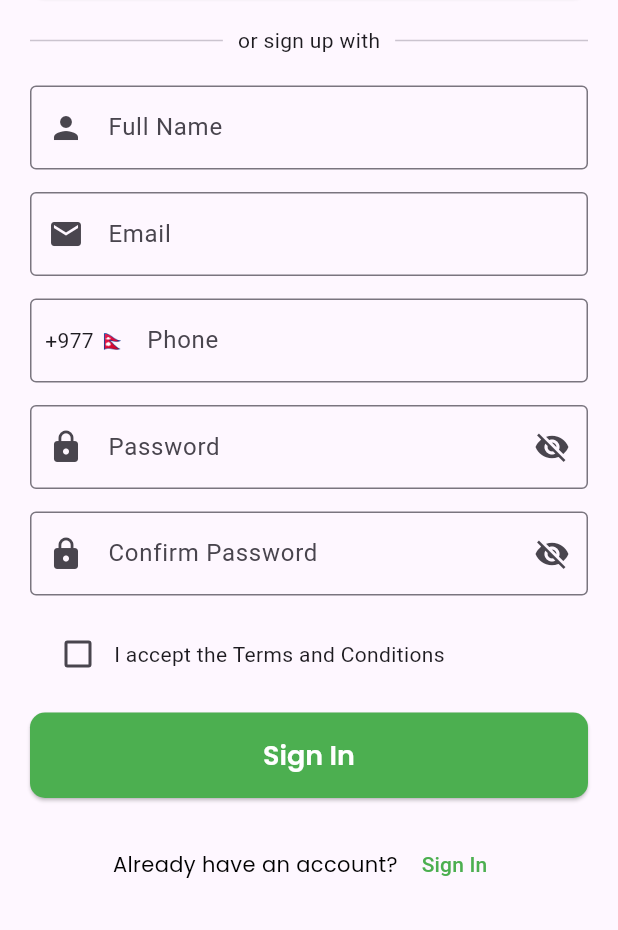
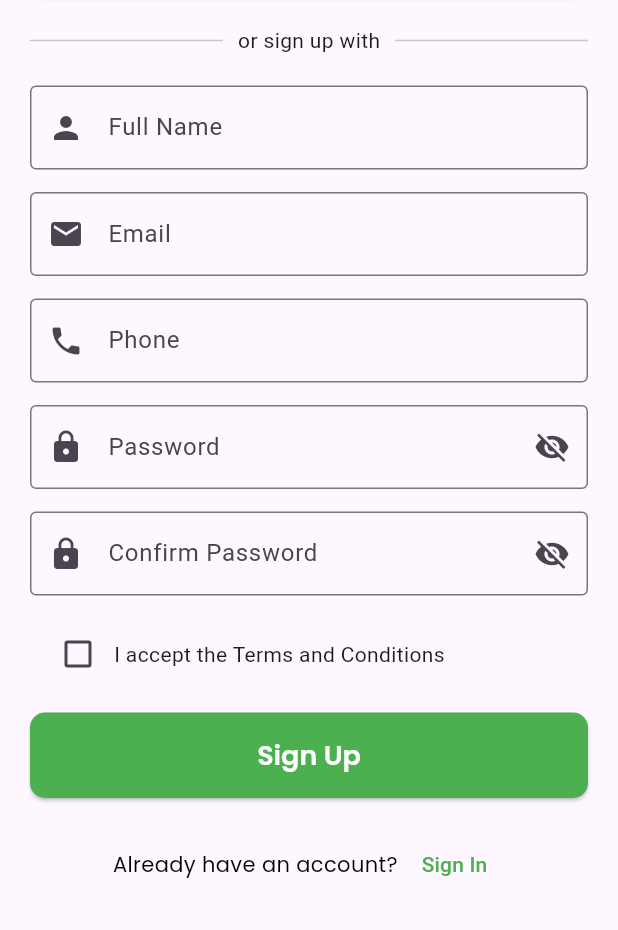
Before and after one commit to artha-cashcare/cashcare, a Flutter app: the SignupPage screen opened directly, scrolled down 113 dp, on a phone screen of 412 x 824 dp, the part 306-1236 px from its top. Run offline on Flutter 3.47's test engine with Material 3 defaults, Android fonts, the light colour scheme and no system bars; our stand-ins replace flutter_iconly, flutter_secure_storage; accounts and stored records are empty.

Commit message:
token based auth api integration completed

```diff
--- a/lib/auth/signup_screen.dart
+++ b/lib/auth/signup_screen.dart
@@ -1,8 +1,9 @@
 import 'package:cashcare/auth/login_screen.dart';
+import 'package:cashcare/services/auth_service.dart';
 import 'package:flutter/material.dart';
 
 class SignupPage extends StatefulWidget {
-  SignupPage({super.key});
+  const SignupPage({super.key});
 
   @override
   State<SignupPage> createState() => _SignupPageState();
@@ -10,73 +11,121 @@ class SignupPage extends StatefulWidget {
 
 class _SignupPageState extends State<SignupPage> {
   final _formKey = GlobalKey<FormState>();
-
   bool _termsAccepted = false;
   bool _showTermsError = false;
-
   bool _obscurePassword = true;
   bool _obscureConfirmPassword = true;
 
-  final _passwordController = TextEditingController();
-  final _confirmPasswordController = TextEditingController();
+  final TextEditingController nameController = TextEditingController();
+  final TextEditingController emailController = TextEditingController();
+  final TextEditingController phoneController = TextEditingController();
+  final TextEditingController passwordController = TextEditingController();
+  final TextEditingController confirmPasswordController = TextEditingController();
 
-  void _submit() {
+  final AuthService authService = AuthService();
+
+  bool isLoading = false;
+  void _submit() async {
     final isFormValid = _formKey.currentState!.validate();
 
     if (isFormValid && _termsAccepted) {
       setState(() {
-        _showTermsError = !_termsAccepted;
+        _showTermsError = false;
+        isLoading = true;
       });
-      _formKey.currentState!.save();
-      print("Signup successful!");
+
+      try {
+        await authService.register(
+          email: emailController.text,
+          password: passwordController.text,
+          firstName: nameController.text.split(" ")[0],
+          lastName: nameController.text.split(" ").last,
+          phoneNumber: phoneController.text,
+        );
+
+        if (!mounted) return;
+        Navigator.pushReplacement(
+          context,
+          MaterialPageRoute(builder: (context) => const LoginPage()),
+        );
+      } catch (e) {
+        if (!mounted) return;
+        String errorMessage = 'Registration failed';
+
+        // Extract the actual error message from the exception
+        if (e.toString().contains('custom user with this email already exists.')) {
+          errorMessage = 'This email is already registered.';
+        } else if (e.toString().contains('Network error')) {
+          errorMessage = 'Network error. Please check your internet connection.';
+        } else {
+          errorMessage = e.toString().replaceFirst('Exception: ', '');
+        }
+print(errorMessage);
+        showDialog(
+          context: context,
+          builder: (context) => AlertDialog(
+            title: const Text('Registration Error'),
+            content: Text(errorMessage),
+            actions: [
+              TextButton(
+                onPressed: () => Navigator.pop(context),
+                child: const Text('OK'),
+              ),
+            ],
+          ),
+        );
+      } finally {
+        if (mounted) setState(() => isLoading = false);
+      }
     } else {
+      setState(() => _showTermsError = !_termsAccepted);
       ScaffoldMessenger.of(context).showSnackBar(
-        SnackBar(
-          content: Text("Please complete the form and accept the terms."),
+        const SnackBar(
+          content: Text("Please complete all fields and accept the terms."),
+          duration: Duration(seconds: 2),
         ),
       );
     }
   }
+
 
   @override
   Widget build(BuildContext context) {
     return Scaffold(
       body: SafeArea(
         child: SingleChildScrollView(
-          padding: EdgeInsets.all(20),
+          padding: const EdgeInsets.all(20),
           child: Column(
             crossAxisAlignment: CrossAxisAlignment.center,
             children: [
-              SizedBox(height: 10),
+              const SizedBox(height: 10),
               Image.asset('assets/images/logo.png', height: 130),
-              SizedBox(height: 10),
-              Text(
+              const SizedBox(height: 10),
+              const Text(
                 "Welcome to CashCare",
                 style: TextStyle(fontSize: 22, fontWeight: FontWeight.bold),
               ),
-              SizedBox(height: 10),
-              Text(
+              const SizedBox(height: 10),
+              const Text(
                 "Stay on top of your income and expenses.",
                 style: TextStyle(fontSize: 16, color: Colors.grey),
               ),
-              SizedBox(height: 30),
+              const SizedBox(height: 30),
               ElevatedButton.icon(
                 onPressed: () {},
                 icon: Image.asset('assets/images/google_logo.jpg', height: 24),
-                label: Text("Sign up with Google"),
+                label: const Text("Sign up with Google"),
                 style: ElevatedButton.styleFrom(
-                  shape: RoundedRectangleBorder(
-                    borderRadius: BorderRadius.circular(10),
-                  ),
+                  shape: RoundedRectangleBorder(borderRadius: BorderRadius.circular(10)),
                   backgroundColor: Colors.white,
                   foregroundColor: Colors.black87,
-                  minimumSize: Size(double.infinity, 50),
-                  side: BorderSide(color: Colors.grey),
+                  minimumSize: const Size(double.infinity, 50),
+                  side: const BorderSide(color: Colors.grey),
                 ),
               ),
-              SizedBox(height: 20),
+              const SizedBox(height: 20),
               Row(
-                children: [
+                children: const [
                   Expanded(child: Divider(thickness: 1)),
                   Padding(
                     padding: EdgeInsets.symmetric(horizontal: 10),
@@ -85,23 +134,24 @@ class _SignupPageState extends State<SignupPage> {
                   Expanded(child: Divider(thickness: 1)),
                 ],
               ),
-              SizedBox(height: 20),
+              const SizedBox(height: 20),
               Form(
                 key: _formKey,
                 child: Column(
                   children: [
                     TextFormField(
-                      decoration: InputDecoration(
+                      controller: nameController,
+                      decoration: const InputDecoration(
                         labelText: 'Full Name',
                         prefixIcon: Icon(Icons.person),
                         border: OutlineInputBorder(),
                       ),
-                      validator:
-                          (value) => value!.isEmpty ? 'Enter your name' : null,
+                      validator: (value) => value!.isEmpty ? 'Enter your name' : null,
                     ),
-                    SizedBox(height: 15),
+                    const SizedBox(height: 15),
                     TextFormField(
-                      decoration: InputDecoration(
+                      controller: emailController,
+                      decoration: const InputDecoration(
                         labelText: 'Email',
                         prefixIcon: Icon(Icons.email),
                         border: OutlineInputBorder(),
@@ -114,36 +164,26 @@ class _SignupPageState extends State<SignupPage> {
                         return null;
                       },
                     ),
-                    SizedBox(height: 15),
+                    const SizedBox(height: 15),
                     TextFormField(
-                      decoration: InputDecoration(
+                      controller: phoneController,
+                      decoration: const InputDecoration(
                         labelText: 'Phone',
-                        prefixIcon: Row(
-                          mainAxisSize: MainAxisSize.min,
-                          children: [
-                            SizedBox(width: 10),
-                            Text('+977 🇳🇵'),
-                            SizedBox(width: 10),
-                          ],
-                        ),
+                        prefixIcon: Icon(Icons.phone),
                         border: OutlineInputBorder(),
                       ),
-                      validator:
-                          (value) =>
-                              value!.isEmpty ? 'Enter phone number' : null,
+                      validator: (value) => value!.isEmpty ? 'Enter phone number' : null,
                     ),
-                    SizedBox(height: 15),
+                    const SizedBox(height: 15),
                     TextFormField(
-                      controller: _passwordController,
+                      controller: passwordController,
                       obscureText: _obscurePassword,
                       decoration: InputDecoration(
                         labelText: 'Password',
-                        prefixIcon: Icon(Icons.lock),
+                        prefixIcon: const Icon(Icons.lock),
                         suffixIcon: IconButton(
                           icon: Icon(
-                            _obscurePassword
-                                ? Icons.visibility_off
-                                : Icons.visibility,
+                            _obscurePassword ? Icons.visibility_off : Icons.visibility,
                           ),
                           onPressed: () {
                             setState(() {
@@ -151,54 +191,40 @@ class _SignupPageState extends State<SignupPage> {
                             });
                           },
                         ),
-                        border: OutlineInputBorder(),
+                        border: const OutlineInputBorder(),
                       ),
-                      validator:
-                          (value) =>
-                              value!.length < 6
-                                  ? 'Password must be at least 6 characters'
-                                  : null,
+                      validator: (value) => value!.length < 6 ? 'Password must be at least 6 characters' : null,
                     ),
-                    SizedBox(height: 15),
+                    const SizedBox(height: 15),
                     TextFormField(
-                      controller: _confirmPasswordController,
+                      controller: confirmPasswordController,
                       obscureText: _obscureConfirmPassword,
                       decoration: InputDecoration(
                         labelText: 'Confirm Password',
-                        prefixIcon: Icon(Icons.lock),
+                        prefixIcon: const Icon(Icons.lock),
                         suffixIcon: IconButton(
                           icon: Icon(
-                            _obscureConfirmPassword
-                                ? Icons.visibility_off
-                                : Icons.visibility,
+                            _obscureConfirmPassword ? Icons.visibility_off : Icons.visibility,
                           ),
                           onPressed: () {
                             setState(() {
-                              _obscureConfirmPassword =
-                                  !_obscureConfirmPassword;
+                              _obscureConfirmPassword = !_obscureConfirmPassword;
                             });
                           },
                         ),
-                        border: OutlineInputBorder(),
+                        border: const OutlineInputBorder(),
                       ),
-                      validator:
-                          (value) =>
-                              value != _passwordController.text
-                                  ? 'Passwords do not match'
-                                  : null,
+                      validator: (value) => value != passwordController.text ? 'Passwords do not match' : null,
                     ),
-                    SizedBox(height: 15),
-
+                    const SizedBox(height: 15),
                     AnimatedContainer(
-                      duration: Duration(milliseconds: 300),
-                      padding: EdgeInsets.symmetric(horizontal: 8),
+                      duration: const Duration(milliseconds: 300),
+                      padding: const EdgeInsets.symmetric(horizontal: 8),
                       decoration: BoxDecoration(
-                        color:
-                            _showTermsError
-                                ? Colors.red.withOpacity(0.08)
-                                : Colors.transparent,
+                        color: _showTermsError ? Colors.red.withOpacity(0.08) : Colors.transparent,
                         borderRadius: BorderRadius.circular(5),
                       ),
+
                       child: Row(
                         children: [
                           Checkbox(
@@ -210,7 +236,7 @@ class _SignupPageState extends State<SignupPage> {
                               });
                             },
                           ),
-                          Expanded(
+                          const Expanded(
                             child: Text(
                               'I accept the Terms and Conditions',
                               style: TextStyle(fontSize: 14),
@@ -221,14 +247,10 @@ class _SignupPageState extends State<SignupPage> {
                     ),
                     if (_showTermsError)
                       Padding(
-                        padding: EdgeInsets.only(left: 12, top: 4),
+                        padding: const EdgeInsets.only(left: 12, top: 4),
                         child: Row(
-                          children: [
-                            Icon(
-                              Icons.error_outline,
-                              size: 16,
-                              color: Colors.red,
-                            ),
+                          children: const [
+                            Icon(Icons.error_outline, size: 16, color: Colors.red),
                             SizedBox(width: 4),
                             Text(
                               'Please accept the terms to continue.',
@@ -237,27 +259,24 @@ class _SignupPageState extends State<SignupPage> {
                           ],
                         ),
                       ),
-                    SizedBox(height: 15),
+                    const SizedBox(height: 15),
                     Container(
                       width: double.infinity,
                       child: ElevatedButton(
-                        onPressed: () {
-                          _submit();
-                        },
+                        onPressed: isLoading ? null : _submit,
                         style: ElevatedButton.styleFrom(
                           backgroundColor: Colors.green,
-                          padding: EdgeInsets.symmetric(
-                            horizontal: 50,
-                            vertical: 15,
-                          ),
-                          textStyle: TextStyle(fontSize: 18),
-                          minimumSize: Size(200, 50),
+                          padding: const EdgeInsets.symmetric(horizontal: 50, vertical: 15),
+                          textStyle: const TextStyle(fontSize: 18),
+                          minimumSize: const Size(200, 50),
                           shape: RoundedRectangleBorder(
                             borderRadius: BorderRadius.circular(10),
                           ),
                         ),
-                        child: Text(
-                          'Sign In',
+                        child: isLoading
+                            ? const CircularProgressIndicator(color: Colors.white)
+                            : const Text(
+                          'Sign Up',
                           style: TextStyle(
                             color: Colors.white,
                             fontFamily: 'Poppins',
@@ -269,11 +288,11 @@ class _SignupPageState extends State<SignupPage> {
                   ],
                 ),
               ),
-              SizedBox(height: 20),
+              const SizedBox(height: 20),
               Row(
                 mainAxisAlignment: MainAxisAlignment.center,
                 children: [
-                  Text(
+                  const Text(
                     "Already have an account? ",
                     style: TextStyle(
                       color: Colors.black,
@@ -285,13 +304,10 @@ class _SignupPageState extends State<SignupPage> {
                     onPressed: () {
                       Navigator.push(
                         context,
-                        MaterialPageRoute(builder: (builder) => LoginPage()),
+                        MaterialPageRoute(builder: (context) => const LoginPage()),
                       );
                     },
-                    child: Text(
-                      'Sign In',
-                      style: TextStyle(color: Colors.green),
-                    ),
+                    child: const Text('Sign In', style: TextStyle(color: Colors.green)),
                   ),
                 ],
               ),
--- a/lib/features/splash/splash_screen.dart
+++ b/lib/features/splash/splash_screen.dart
@@ -1,4 +1,5 @@
 import 'package:cashcare/auth/login_screen.dart';
+import 'package:cashcare/auth/signup_screen.dart';
 import 'package:flutter/material.dart';
 
 class SplashScreen extends StatelessWidget {
@@ -58,7 +59,7 @@ class SplashScreen extends StatelessWidget {
                 onPressed: () {
                   Navigator.push(
                     context,
-                    MaterialPageRoute(builder: (context) => LoginPage()),
+                    MaterialPageRoute(builder: (context) => SignupPage()),
                   );
                 },
                 style: ElevatedButton.styleFrom(
--- a/pubspec.yaml
+++ b/pubspec.yaml
@@ -36,6 +36,8 @@ dependencies:
   cupertino_icons: ^1.0.8
   google_fonts: ^6.2.1
   flutter_iconly: ^1.0.2
+  shared_preferences: ^2.5.3
+  flutter_secure_storage: ^9.2.4
 
 dev_dependencies:
   flutter_test:
```
Also changed, not shown: lib/auth/login_screen.dart (+98 -18 lines), lib/main.dart (+36 -11 lines), lib/screens/home_screen.dart (added, +73 -0 lines), lib/services/auth_service.dart (added, +146 -0 lines), assets/images/home_avatar.jpg (added), pubspec.lock, 5 other files.
